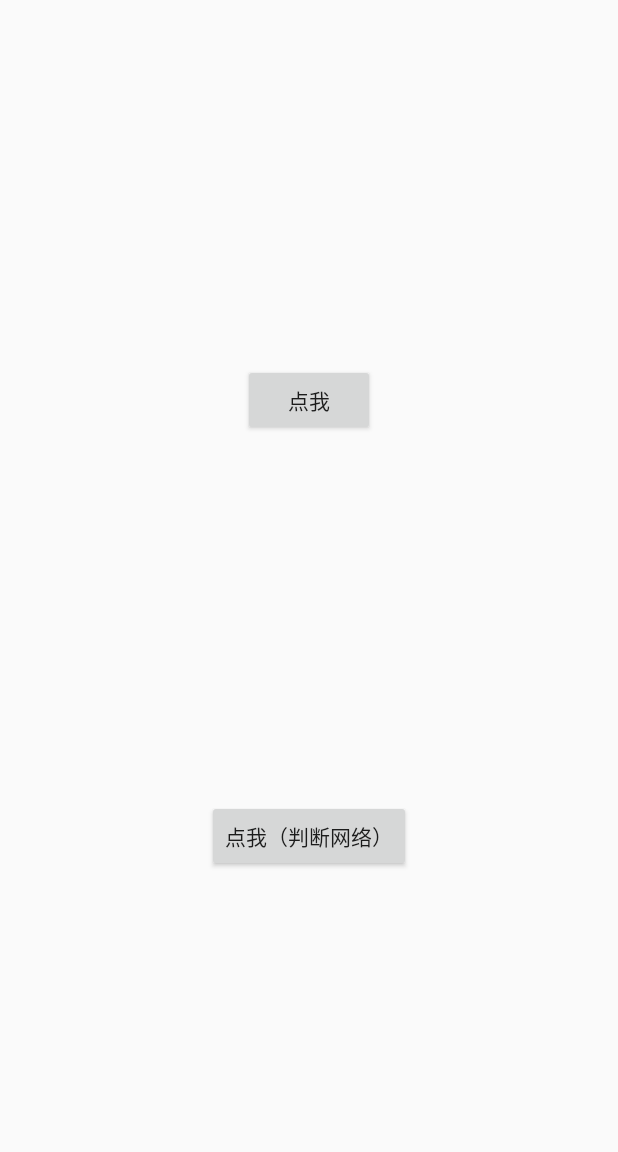
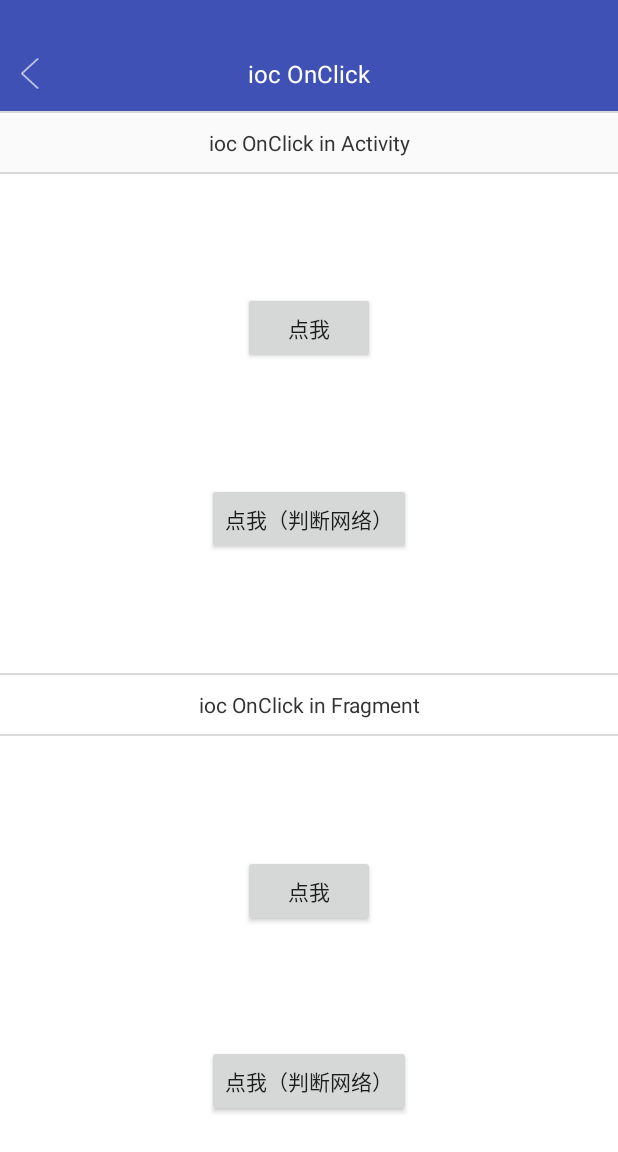
Before and after one commit to moodstrikerdd/DemoGo, an Android app: the IocActivity screen opened directly, with no data from a screen before it, after a tap on "点我（判断网络）", on a phone screen of 412 x 824 dp. Shown: the top 1152 px of the screen. Run offline under Robolectric (Android 15) with nearby library versions, the phone set to English and light mode, and no system bars.

Commit message:
简单ioc框架

```diff
--- /dev/null
+++ b/app/src/main/java/com/moo/demogo/base/BaseFragment.kt
@@ -0,0 +1,47 @@
+package com.moo.demogo.base
+
+import android.os.Bundle
+import android.support.v4.app.Fragment
+import android.view.LayoutInflater
+import android.view.View
+import android.view.ViewGroup
+import com.moo.adapter.ViewHolder
+
+/**
+ * @author moodstrikerdd
+ * @date 2018/7/31
+ * @label BaseFragment
+ */
+abstract class BaseFragment : Fragment() {
+    lateinit var contentView: View
+    lateinit var viewHolder: ViewHolder
+
+    override fun onCreate(savedInstanceState: Bundle?) {
+        super.onCreate(savedInstanceState)
+        if (arguments != null) {
+            initBundleData(arguments)
+        }
+    }
+
+    override fun onCreateView(inflater: LayoutInflater?, container: ViewGroup?, savedInstanceState: Bundle?): View? {
+        viewHolder = ViewHolder.get(activity, getLayoutId(), container, false)
+        contentView = viewHolder.convertView
+        return contentView
+    }
+
+    override fun onViewCreated(view: View?, savedInstanceState: Bundle?) {
+        initView()
+        initData()
+    }
+
+    abstract fun getLayoutId(): Int
+
+    open fun initBundleData(arguments: Bundle) {
+
+    }
+
+    abstract fun initView()
+
+    abstract fun initData()
+
+}
--- a/app/src/main/java/com/moo/demogo/mainframe/ioc/AnnotationUtils.kt
+++ b/app/src/main/java/com/moo/demogo/mainframe/ioc/AnnotationUtils.kt
@@ -1,6 +1,7 @@
 package com.moo.demogo.mainframe.ioc
 
 import android.app.Activity
+import android.support.v4.app.Fragment
 import android.view.View
 import com.moo.demogo.utils.AppUtils
 
@@ -12,8 +13,8 @@ import com.moo.demogo.utils.AppUtils
 class AnnotationUtils {
     private val offsetTimes = hashMapOf<Int, Long>()
 
-    fun inject(activity: Activity) {
-        val javaClass = activity.javaClass
+    private fun injectOnClick(any: Any, contentView: View?) {
+        val javaClass = any.javaClass
         val declaredMethods = javaClass.declaredMethods
         if (declaredMethods != null && declaredMethods.isNotEmpty()) {
             declaredMethods.forEach { method ->
@@ -27,16 +28,19 @@ class AnnotationUtils {
                         offsetTime = limitRepeatClick.value
                     }
                     values.forEach { viewId ->
-                        val view = activity.findViewById<View>(viewId)
-                                ?: throw RuntimeException("OnClick注解中存在无效id")
+                        val view = (if (any is Activity) {
+                            any.findViewById(viewId)
+                        } else {
+                            contentView?.findViewById<View>(viewId)
+                        }) ?: throw RuntimeException("OnClick注解中存在无效id")
                         view.setOnClickListener {
                             val lastTimeMillis = offsetTimes[viewId] ?: 0L
                             val currentTimeMillis = System.currentTimeMillis()
                             if (offsetTime == 0L || currentTimeMillis - lastTimeMillis >= offsetTime) {
                                 offsetTimes[viewId] = currentTimeMillis
-                                if (checkNet == null || checkNet.value.isEmpty() || !checkNet.value.contains(viewId) || AppUtils.hasNet(activity)) {
+                                if (checkNet == null || checkNet.value.isEmpty() || !checkNet.value.contains(viewId) || AppUtils.hasNet()) {
                                     method.isAccessible = true
-                                    method.invoke(activity, view)
+                                    method.invoke(any, view)
                                 }
                             }
                         }
@@ -45,4 +49,12 @@ class AnnotationUtils {
             }
         }
     }
+
+    fun injectOnClick(activity: Activity) {
+        injectOnClick(activity, null)
+    }
+
+    fun injectOnClick(fragment: Fragment, contentView: View) {
+        injectOnClick(any = fragment, contentView = contentView)
+    }
 }
--- a/app/src/main/java/com/moo/demogo/mainframe/ioc/IocActivity.kt
+++ b/app/src/main/java/com/moo/demogo/mainframe/ioc/IocActivity.kt
@@ -19,7 +19,8 @@ class IocActivity : BaseActivity() {
     }
 
     override fun initView() {
-        AnnotationUtils().inject(this)
+        AnnotationUtils().injectOnClick(this)
+        supportFragmentManager.beginTransaction().add(R.id.flContain, IocFragment.newInstance()).commit()
     }
 
     @OnClick(R.id.btnClick1, R.id.btnClick2)
--- /dev/null
+++ b/app/src/main/java/com/moo/demogo/mainframe/ioc/IocFragment.kt
@@ -0,0 +1,43 @@
+package com.moo.demogo.mainframe.ioc
+
+import android.os.Bundle
+import android.view.View
+import android.widget.Button
+import com.moo.demogo.R
+import com.moo.demogo.base.BaseFragment
+import com.moo.demogo.utils.toast
+
+/**
+ * @author moodstrikerdd
+ * @date 2018/7/31
+ * @label
+ */
+class IocFragment : BaseFragment() {
+
+    companion object {
+        fun newInstance(): IocFragment {
+            val fragment = IocFragment()
+            val args = Bundle()
+            fragment.arguments = args
+            return fragment
+        }
+    }
+
+
+    override fun getLayoutId() = R.layout.fragment_ioc
+
+    override fun initView() {
+        AnnotationUtils().injectOnClick(this, contentView)
+    }
+
+    override fun initData() {
+    }
+
+
+    @OnClick(R.id.btnClick1, R.id.btnClick2)
+    @CheckNet(R.id.btnClick2)
+    @LimitRepeatClick
+    fun onClick(view: View) {
+        toast("${(view as Button).text}被点击了！")
+    }
+}
--- a/app/src/main/java/com/moo/demogo/utils/AppUtils.kt
+++ b/app/src/main/java/com/moo/demogo/utils/AppUtils.kt
@@ -7,6 +7,7 @@ import android.net.ConnectivityManager
 import android.net.NetworkInfo
 import android.net.Uri
 import android.os.Build
+import com.moo.demogo.base.BaseApp
 
 
 /**
@@ -67,9 +68,9 @@ object AppUtils {
     /**
      * 是否有网络
      */
-    fun hasNet(context: Context): Boolean {
+    fun hasNet(): Boolean {
         var hasNet = false
-        val connectivityManager = context.getSystemService(Context.CONNECTIVITY_SERVICE) as ConnectivityManager?
+        val connectivityManager = BaseApp.instance.getSystemService(Context.CONNECTIVITY_SERVICE) as ConnectivityManager?
         if (connectivityManager != null) {
             if (Build.VERSION.SDK_INT >= Build.VERSION_CODES.LOLLIPOP) {
                 connectivityManager.allNetworks.forEach {
--- a/app/src/main/res/drawable/divider.xml
+++ b/app/src/main/res/drawable/divider.xml
@@ -1,9 +1,5 @@
 <?xml version="1.0" encoding="utf-8"?>
-<shape xmlns:android="http://schemas.android.com/apk/res/android"
-    android:shape="rectangle">
-    <solid android:color="@color/colorAccent" />
-    <stroke android:color="@color/colorAccent"/>
-    <size
-        android:width="100dp"
-        android:height="30dp" />
+<shape xmlns:android="http://schemas.android.com/apk/res/android">
+    <solid android:color="@color/dividerColor" />
+    <size android:height="1dp" />
 </shape>
--- /dev/null
+++ b/app/src/main/res/drawable/divider_red.xml
@@ -0,0 +1,9 @@
+<?xml version="1.0" encoding="utf-8"?>
+<shape xmlns:android="http://schemas.android.com/apk/res/android"
+    android:shape="rectangle">
+    <solid android:color="@color/colorAccent" />
+    <stroke android:color="@color/colorAccent"/>
+    <size
+        android:width="100dp"
+        android:height="30dp" />
+</shape>
--- a/app/src/main/res/layout/activity_ioc.xml
+++ b/app/src/main/res/layout/activity_ioc.xml
@@ -1,9 +1,32 @@
 <?xml version="1.0" encoding="utf-8"?>
-<android.support.constraint.ConstraintLayout xmlns:android="http://schemas.android.com/apk/res/android"
+<LinearLayout xmlns:android="http://schemas.android.com/apk/res/android"
     xmlns:app="http://schemas.android.com/apk/res-auto"
-    xmlns:tools="http://schemas.android.com/tools"
     android:layout_width="match_parent"
-    android:layout_height="match_parent">
+    android:layout_height="match_parent"
+    android:divider="@drawable/divider"
+    android:showDividers="middle"
+    android:orientation="vertical">
+
+    <com.moo.demogo.commonView.CommTopBar
+        android:layout_width="match_parent"
+        android:layout_height="wrap_content"
+        app:ivLeftSrc="@mipmap/icon_back_normal"
+        app:needPadding="true"
+        app:tvTitleText="ioc OnClick" />
+
+    <TextView
+        android:layout_width="match_parent"
+        android:layout_height="wrap_content"
+        android:gravity="center"
+        android:padding="10dp"
+        android:text="ioc OnClick in Activity"
+        android:textColor="#333333" />
+
+    <android.support.constraint.ConstraintLayout
+        android:layout_width="match_parent"
+        android:layout_height="0dp"
+        android:layout_weight="1"
+        android:background="@color/colorWhite">
 
         <Button
             android:id="@+id/btnClick1"
@@ -15,8 +38,8 @@
             android:layout_marginStart="8dp"
             android:layout_marginTop="8dp"
             android:text="点我"
+            app:layout_constraintBottom_toTopOf="@id/btnClick2"
             app:layout_constraintEnd_toEndOf="parent"
-        app:layout_constraintBottom_toTopOf="@id/btnClick2"
             app:layout_constraintStart_toStartOf="parent"
             app:layout_constraintTop_toTopOf="parent" />
 
@@ -35,5 +58,20 @@
             app:layout_constraintEnd_toEndOf="parent"
             app:layout_constraintStart_toStartOf="parent"
             app:layout_constraintTop_toBottomOf="@+id/btnClick1" />
+    </android.support.constraint.ConstraintLayout>
 
-</android.support.constraint.ConstraintLayout>
+    <TextView
+        android:layout_width="match_parent"
+        android:layout_height="wrap_content"
+        android:background="@color/colorWhite"
+        android:gravity="center"
+        android:padding="10dp"
+        android:text="ioc OnClick in Fragment"
+        android:textColor="#333333" />
+
+    <FrameLayout
+        android:id="@+id/flContain"
+        android:layout_width="match_parent"
+        android:layout_height="0dp"
+        android:layout_weight="1" />
+</LinearLayout>
--- /dev/null
+++ b/app/src/main/res/layout/fragment_ioc.xml
@@ -0,0 +1,39 @@
+<?xml version="1.0" encoding="utf-8"?>
+<android.support.constraint.ConstraintLayout xmlns:android="http://schemas.android.com/apk/res/android"
+    xmlns:app="http://schemas.android.com/apk/res-auto"
+    android:background="@color/colorWhite"
+    android:layout_width="match_parent"
+    android:layout_height="match_parent">
+
+    <Button
+        android:id="@+id/btnClick1"
+        android:layout_width="wrap_content"
+        android:layout_height="48dp"
+        android:layout_marginEnd="8dp"
+        android:layout_marginLeft="8dp"
+        android:layout_marginRight="8dp"
+        android:layout_marginStart="8dp"
+        android:layout_marginTop="8dp"
+        android:text="点我"
+        app:layout_constraintEnd_toEndOf="parent"
+        app:layout_constraintBottom_toTopOf="@id/btnClick2"
+        app:layout_constraintStart_toStartOf="parent"
+        app:layout_constraintTop_toTopOf="parent" />
+
+    <Button
+        android:id="@+id/btnClick2"
+        android:layout_width="wrap_content"
+        android:layout_height="wrap_content"
+        android:layout_marginBottom="8dp"
+        android:layout_marginEnd="8dp"
+        android:layout_marginLeft="8dp"
+        android:layout_marginRight="8dp"
+        android:layout_marginStart="8dp"
+        android:layout_marginTop="8dp"
+        android:text="点我（判断网络）"
+        app:layout_constraintBottom_toBottomOf="parent"
+        app:layout_constraintEnd_toEndOf="parent"
+        app:layout_constraintStart_toStartOf="parent"
+        app:layout_constraintTop_toBottomOf="@+id/btnClick1" />
+
+</android.support.constraint.ConstraintLayout>
--- a/app/src/main/res/values/colors.xml
+++ b/app/src/main/res/values/colors.xml
@@ -7,6 +7,8 @@
 
     <color name="dividerGray">#dbdbdb</color>
 
+    <color name="dividerColor">#D9D9D9</color>
+
     <color name="textColorLevel1">#333333</color>
     <color name="textColorLevel2">#666666</color>
     <color name="textColorLevel3">#999999</color>
```
Lines whose indentation alone changed are shown as unchanged.
